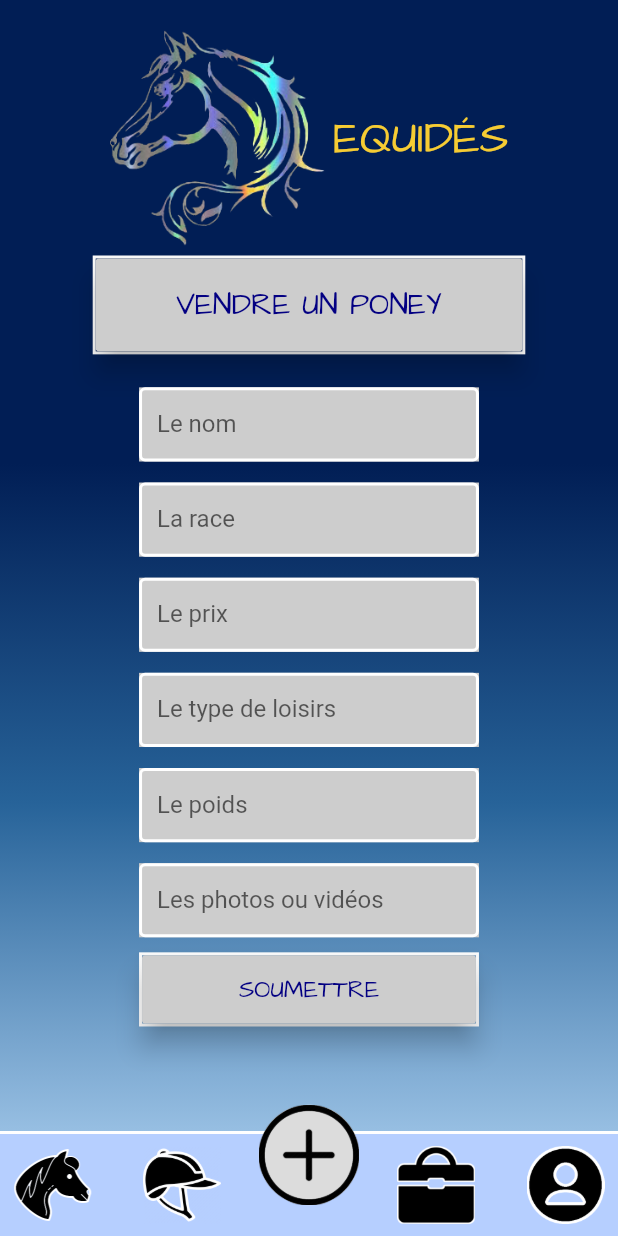
After one commit to RedDTG/kavaloccaz, a Flutter app: the VendrePoney screen opened by its route, on a phone screen of 412 x 824 dp. The commit adds this screen. Run offline on Flutter 3.47's test engine with Material 2 defaults, Android fonts, the phone set to English and light mode, and no system bars.

Commit message:
add Vente repo and files

```diff
--- /dev/null
+++ b/lib/Vente/vendrePoney.dart
@@ -0,0 +1,193 @@
+import 'package:flutter/material.dart';
+import '../_bottomBar.dart';
+
+class VendrePoney extends StatelessWidget {
+  VendrePoney();
+
+  String nom;
+
+  @override
+  Widget build(BuildContext context) {
+    double largeur = MediaQuery.of(context).size.width;
+    double hauteur = MediaQuery.of(context).size.height;
+
+    return new GestureDetector(
+      onTap: (() => FocusScope.of(context).requestFocus(new FocusNode())),
+      child: Scaffold(
+          body: new Center(
+        child: new Container(
+          margin: EdgeInsets.all(0),
+          width: largeur,
+          height: hauteur,
+          decoration: BoxDecoration(
+              gradient: LinearGradient(
+                  begin: Alignment(0.0, -0.25),
+                  end: Alignment(0.0, 0.85),
+                  colors: [
+                Color(0xFF011E55),
+                Color(0xFF276399),
+                Color(0xFF9BC2E5)
+              ])),
+          child: new Column(
+            mainAxisAlignment: MainAxisAlignment.spaceBetween,
+            children: [
+
+              new Column(
+                mainAxisAlignment: MainAxisAlignment.start,
+                children: [
+                  new Container(
+                      margin: EdgeInsets.only(
+                          top: 20, right: 20, left: 20, bottom: 0),
+                      child: new Row(
+                          mainAxisAlignment: MainAxisAlignment.center,
+                          children: [
+                            new Container(
+                                margin: EdgeInsets.only(right: 5),
+                                width: largeur * 0.35,
+                                child: Image.asset('assets/img/logo.png')),
+                            new Text('EQUIDÉS',
+                                style: TextStyle(
+                                    fontSize: 30,
+                                    fontFamily: 'ArchitectsDaughter',
+                                    color: Color(0xFFF6CC33)))
+                          ])),
+                  new Container(
+                    width: largeur * 0.70,
+                    height: hauteur * 0.08,
+                    decoration: BoxDecoration(
+                        border: Border.all(color: Colors.white, width: 2.0)),
+                    margin: EdgeInsets.only(bottom: 15.0, top: 5.0),
+                    child: new RaisedButton(
+                      onPressed: () {},
+                      child: new Text('VENDRE UN PONEY',
+                          style: TextStyle(
+                              fontFamily: 'ArchitectsDaughter',
+                              fontSize: 20.0)),
+                      color: Color(0xFFCDCDCD),
+                      textColor: Color(0xFF030082),
+                      elevation: 7.5,
+                    ),
+                  ),
+                  new Container(
+                    width: largeur * 0.55,
+                    height: hauteur * 0.06,
+                    margin: EdgeInsets.all(7.0),
+                    color: Color(0xFFCDCDCD),
+                    child: new TextField(
+                      decoration: new InputDecoration(
+                        enabledBorder: const OutlineInputBorder(
+                          borderSide:
+                              const BorderSide(color: Colors.white, width: 2.0),
+                        ),
+                        labelText: "Le nom",
+                      ),
+                      keyboardType: TextInputType.text,
+                    ),
+                  ),
+                  new Container(
+                    width: largeur * 0.55,
+                    height: hauteur * 0.06,
+                    margin: EdgeInsets.all(7.0),
+                    color: Color(0xFFCDCDCD),
+                    child: new TextField(
+                      decoration: new InputDecoration(
+                        enabledBorder: const OutlineInputBorder(
+                          borderSide:
+                              const BorderSide(color: Colors.white, width: 2.0),
+                        ),
+                        labelText: "La race",
+                      ),
+                      keyboardType: TextInputType.text,
+                    ),
+                  ),
+                  new Container(
+                    width: largeur * 0.55,
+                    height: hauteur * 0.06,
+                    margin: EdgeInsets.all(7.0),
+                    color: Color(0xFFCDCDCD),
+                    child: new TextField(
+                      decoration: new InputDecoration(
+                        enabledBorder: const OutlineInputBorder(
+                          borderSide:
+                              const BorderSide(color: Colors.white, width: 2.0),
+                        ),
+                        labelText: "Le prix",
+                      ),
+                      keyboardType: TextInputType.text,
+                    ),
+                  ),
+                  new Container(
+                    width: largeur * 0.55,
+                    height: hauteur * 0.06,
+                    margin: EdgeInsets.all(7.0),
+                    color: Color(0xFFCDCDCD),
+                    child: new TextField(
+                      decoration: new InputDecoration(
+                        enabledBorder: const OutlineInputBorder(
+                          borderSide:
+                              const BorderSide(color: Colors.white, width: 2.0),
+                        ),
+                        labelText: "Le type de loisirs",
+                      ),
+                      keyboardType: TextInputType.text,
+                    ),
+                  ),
+                  new Container(
+                    width: largeur * 0.55,
+                    height: hauteur * 0.06,
+                    margin: EdgeInsets.all(7.0),
+                    color: Color(0xFFCDCDCD),
+                    child: new TextField(
+                      decoration: new InputDecoration(
+                        enabledBorder: const OutlineInputBorder(
+                          borderSide:
+                              const BorderSide(color: Colors.white, width: 2.0),
+                        ),
+                        labelText: "Le poids",
+                      ),
+                      keyboardType: TextInputType.text,
+                    ),
+                  ),
+                  new Container(
+                    width: largeur * 0.55,
+                    height: hauteur * 0.06,
+                    margin: EdgeInsets.only(top: 7.0),
+                    color: Color(0xFFCDCDCD),
+                    child: new TextField(
+                      decoration: new InputDecoration(
+                        enabledBorder: const OutlineInputBorder(
+                          borderSide:
+                              const BorderSide(color: Colors.white, width: 2.0),
+                        ),
+                        labelText: "Les photos ou vidéos",
+                      ),
+                      keyboardType: TextInputType.text,
+                    ),
+                  ),
+                  new Container(
+                    width: largeur * 0.55,
+                    height: hauteur * 0.06,
+                    decoration: BoxDecoration(
+                        border: Border.all(color: Colors.white, width: 2.0)),
+                    margin: EdgeInsets.only(top: 10.0),
+                    child: new RaisedButton(
+                      onPressed: () {},
+                      child: new Text('SOUMETTRE',
+                          style: TextStyle(
+                              fontFamily: 'ArchitectsDaughter',
+                              fontSize: 16.0)),
+                      color: Color(0xFFCDCDCD),
+                      textColor: Color(0xFF030082),
+                      elevation: 7.5,
+                    ),
+                  ),
+                ],
+              ),
+              BottomBarWidget(),
+            ],
+          ),
+        ),
+      )),
+    );
+  }
+}
--- a/lib/main.dart
+++ b/lib/main.dart
@@ -6,6 +6,8 @@ import 'package:kavaloccaz/listeChevaux.dart';
 import 'package:kavaloccaz/listeEquipementCavalier.dart';
 import 'package:kavaloccaz/listeEquipementCheval.dart';
 import 'package:kavaloccaz/listePoneys.dart';
+import 'package:kavaloccaz/Vente/VendreCheval.dart';
+import 'package:kavaloccaz/Vente/VendrePoney.dart';
 
 void main() => runApp(MaterialApp(
       //initialRoute: '/home',
@@ -17,6 +19,8 @@ void main() => runApp(MaterialApp(
         '/equipements/cheval': (context) => EquipementsCheval(),
         '/equipements/cavalier': (context) => EquipementsCavalier(),
         '/equides/chevaux': (context) => Chevaux(),
-        '/equides/poneys': (context) => Poneys()
+        '/equides/poneys': (context) => Poneys(),
+        '/Vente/vendreCheval': (context) => VendreCheval(),
+        '/Vente/vendrePoney': (context) => VendrePoney()
       },
     ));
```
Also changed, not shown: lib/Vente/vendreCheval.dart (added, +187 -0 lines), lib/Vente/vendreProduit.dart (added, +177 -0 lines), pubspec.lock.
